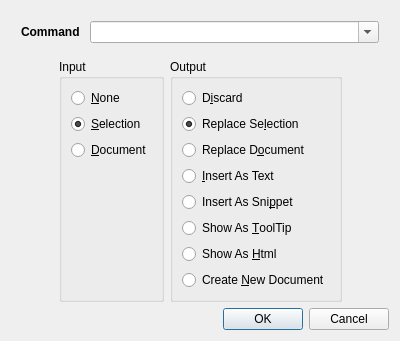
This is src/prymatex/gui/ui_files/filterthroughcommand.ui in prymatex/prymatex as Qt 5 draws it before an edit. The edited form follows.
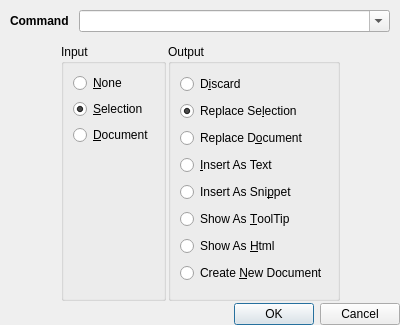
This is the edited form. Icons and pictures are not drawn.

The edit to the form file:
```diff
--- a/src/prymatex/gui/ui_files/filterthroughcommand.ui
+++ b/src/prymatex/gui/ui_files/filterthroughcommand.ui
@@ -18,6 +18,12 @@
     <normaloff>:/resources/actions/view-filter.png</normaloff>:/resources/actions/view-filter.png</iconset>
   </property>
   <layout class="QVBoxLayout" name="verticalLayout_3">
+   <property name="spacing">
+    <number>2</number>
+   </property>
+   <property name="margin">
+    <number>0</number>
+   </property>
    <item>
     <layout class="QHBoxLayout" name="horizontalLayout" stretch="0,0">
      <property name="spacing">
```
Left out of the diff: 2 changed lines with no effect on the pictures.
